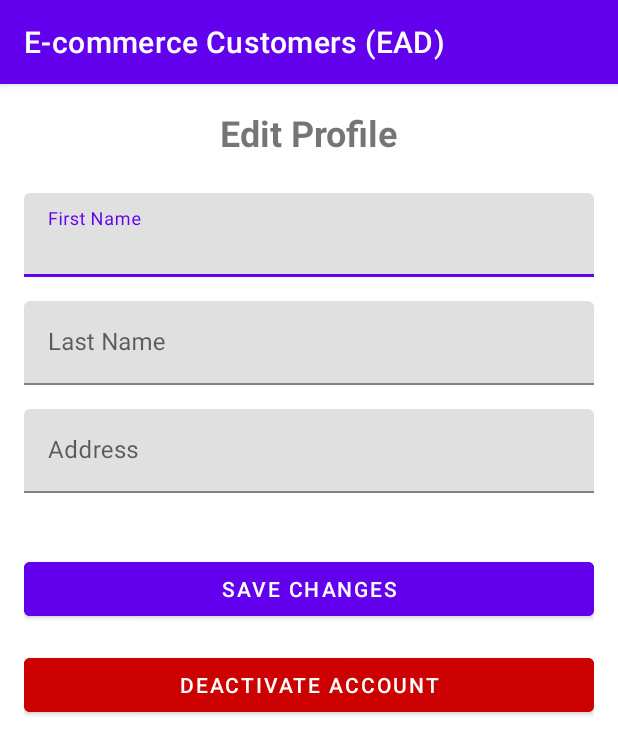
After one commit to IT21168390/E-commerce_Customers_Android_App-EAD_Assessment, an Android app: the fragment ProfileEditFragment shown on its own in the app's theme, on a phone screen of 412 x 824 dp. The commit adds this screen. Shown: the top 755 px of the screen. Run offline under Robolectric (Android 15) with nearby library versions, the phone set to English and light mode, and no system bars.

Commit message:
added several Activity & Fragment components

```diff
--- a/app/src/main/AndroidManifest.xml
+++ b/app/src/main/AndroidManifest.xml
@@ -12,6 +12,12 @@
         android:theme="@style/Theme.EcommerceCustomersEAD"
         tools:targetApi="31">
         <activity
+            android:name=".RegisterActivity"
+            android:exported="false" />
+        <activity
+            android:name=".LoginActivity"
+            android:exported="false" />
+        <activity
             android:name=".MainActivity"
             android:exported="true">
             <intent-filter>
--- /dev/null
+++ b/app/src/main/java/com/example/e_commercecustomers_ead/ProfileEditFragment.java
@@ -0,0 +1,64 @@
+package com.example.e_commercecustomers_ead;
+
+import android.os.Bundle;
+
+import androidx.fragment.app.Fragment;
+
+import android.view.LayoutInflater;
+import android.view.View;
+import android.view.ViewGroup;
+
+/**
+ * A simple {@link Fragment} subclass.
+ * Use the {@link ProfileEditFragment#newInstance} factory method to
+ * create an instance of this fragment.
+ */
+public class ProfileEditFragment extends Fragment {
+
+    // TODO: Rename parameter arguments, choose names that match
+    // the fragment initialization parameters, e.g. ARG_ITEM_NUMBER
+    private static final String ARG_PARAM1 = "param1";
+    private static final String ARG_PARAM2 = "param2";
+
+    // TODO: Rename and change types of parameters
+    private String mParam1;
+    private String mParam2;
+
+    public ProfileEditFragment() {
+        // Required empty public constructor
+    }
+
+    /**
+     * Use this factory method to create a new instance of
+     * this fragment using the provided parameters.
+     *
+     * @param param1 Parameter 1.
+     * @param param2 Parameter 2.
+     * @return A new instance of fragment ProfileEditFragment.
+     */
+    // TODO: Rename and change types and number of parameters
+    public static ProfileEditFragment newInstance(String param1, String param2) {
+        ProfileEditFragment fragment = new ProfileEditFragment();
+        Bundle args = new Bundle();
+        args.putString(ARG_PARAM1, param1);
+        args.putString(ARG_PARAM2, param2);
+        fragment.setArguments(args);
+        return fragment;
+    }
+
+    @Override
+    public void onCreate(Bundle savedInstanceState) {
+        super.onCreate(savedInstanceState);
+        if (getArguments() != null) {
+            mParam1 = getArguments().getString(ARG_PARAM1);
+            mParam2 = getArguments().getString(ARG_PARAM2);
+        }
+    }
+
+    @Override
+    public View onCreateView(LayoutInflater inflater, ViewGroup container,
+                             Bundle savedInstanceState) {
+        // Inflate the layout for this fragment
+        return inflater.inflate(R.layout.fragment_profile_edit, container, false);
+    }
+}
--- /dev/null
+++ b/app/src/main/res/layout/fragment_profile_edit.xml
@@ -0,0 +1,98 @@
+<?xml version="1.0" encoding="utf-8"?>
+<FrameLayout xmlns:android="http://schemas.android.com/apk/res/android"
+    xmlns:tools="http://schemas.android.com/tools"
+    xmlns:app="http://schemas.android.com/apk/res-auto"
+    android:layout_width="match_parent"
+    android:layout_height="match_parent"
+    android:padding="16dp"
+    tools:context=".ProfileEditFragment">
+
+    <ScrollView
+        android:layout_width="match_parent"
+        android:layout_height="match_parent"
+        android:fillViewport="true">
+
+        <LinearLayout
+            android:layout_width="match_parent"
+            android:layout_height="wrap_content"
+            android:orientation="vertical"
+            android:gravity="center_horizontal">
+
+            <!-- Profile Title -->
+            <TextView
+                android:id="@+id/profile_title"
+                android:layout_width="wrap_content"
+                android:layout_height="wrap_content"
+                android:text="Edit Profile"
+                android:textSize="24sp"
+                android:textStyle="bold"
+                android:layout_marginBottom="24dp" />
+
+            <!-- First Name Input Field -->
+            <com.google.android.material.textfield.TextInputLayout
+                android:id="@+id/first_name_input_layout"
+                android:layout_width="match_parent"
+                android:layout_height="wrap_content"
+                android:hint="First Name"
+                android:layout_marginBottom="16dp">
+
+                <com.google.android.material.textfield.TextInputEditText
+                    android:id="@+id/first_name_input"
+                    android:layout_width="match_parent"
+                    android:layout_height="wrap_content"
+                    android:inputType="textPersonName" />
+            </com.google.android.material.textfield.TextInputLayout>
+
+            <!-- Last Name Input Field -->
+            <com.google.android.material.textfield.TextInputLayout
+                android:id="@+id/last_name_input_layout"
+                android:layout_width="match_parent"
+                android:layout_height="wrap_content"
+                android:hint="Last Name"
+                android:layout_marginBottom="16dp">
+
+                <com.google.android.material.textfield.TextInputEditText
+                    android:id="@+id/last_name_input"
+                    android:layout_width="match_parent"
+                    android:layout_height="wrap_content"
+                    android:inputType="textPersonName" />
+            </com.google.android.material.textfield.TextInputLayout>
+
+            <!-- Address Input Field -->
+            <com.google.android.material.textfield.TextInputLayout
+                android:id="@+id/address_input_layout"
+                android:layout_width="match_parent"
+                android:layout_height="wrap_content"
+                android:hint="Address"
+                android:layout_marginBottom="16dp">
+
+                <com.google.android.material.textfield.TextInputEditText
+                    android:id="@+id/address_input"
+                    android:layout_width="match_parent"
+                    android:layout_height="wrap_content"
+                    android:inputType="textPostalAddress" />
+            </com.google.android.material.textfield.TextInputLayout>
+
+            <!-- Save Changes Button -->
+            <Button
+                android:id="@+id/save_button"
+                android:layout_width="match_parent"
+                android:layout_height="wrap_content"
+                android:text="Save Changes"
+                android:backgroundTint="@color/purple_500"
+                android:textColor="@android:color/white"
+                android:layout_marginTop="24dp" />
+
+            <!-- Deactivate Account Button -->
+            <Button
+                android:id="@+id/deactivate_button"
+                android:layout_width="match_parent"
+                android:layout_height="wrap_content"
+                android:text="Deactivate Account"
+                android:textColor="@android:color/white"
+                android:backgroundTint="@android:color/holo_red_dark"
+                android:layout_marginTop="16dp" />
+
+        </LinearLayout>
+    </ScrollView>
+</FrameLayout>
--- a/app/src/main/res/values/strings.xml
+++ b/app/src/main/res/values/strings.xml
@@ -1,3 +1,5 @@
 <resources>
     <string name="app_name">E-commerce Customers (EAD)</string>
+    <!-- TODO: Remove or change this placeholder text -->
+    <string name="hello_blank_fragment">Hello blank fragment</string>
 </resources>
```
Also changed, not shown: app/src/main/java/com/example/e_commercecustomers_ead/HomeFragment.java (added, +64 -0 lines), app/src/main/java/com/example/e_commercecustomers_ead/LoginActivity.java (added, +59 -0 lines), app/src/main/java/com/example/e_commercecustomers_ead/ProductsFragment.java (added, +64 -0 lines), app/src/main/java/com/example/e_commercecustomers_ead/RegisterActivity.java (added, +14 -0 lines), app/src/main/res/layout/activity_login.xml (added, +77 -0 lines), app/src/main/res/layout/activity_register.xml (added, +9 -0 lines), app/src/main/res/layout/fragment_home.xml (added, +14 -0 lines), app/src/main/res/layout/fragment_products.xml (added, +14 -0 lines).
